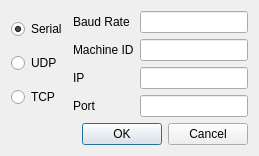
Before: the Qt Designer form dialcomm.ui in dkyabuki/ICT, drawn with Qt 5.
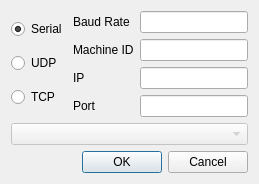
After: the same form once the commit is applied.

Patch:
```diff
--- a/dialcomm.ui
+++ b/dialcomm.ui
@@ -7,7 +7,7 @@
     <x>0</x>
     <y>0</y>
     <width>283</width>
-    <height>149</height>
+    <height>175</height>
    </rect>
   </property>
   <property name="windowTitle">
@@ -102,7 +102,7 @@
      </item>
     </layout>
    </item>
-   <item row="1" column="0">
+   <item row="2" column="0">
     <widget class="QDialogButtonBox" name="buttonBox">
      <property name="orientation">
       <enum>Qt::Horizontal</enum>
@@ -112,6 +112,19 @@
      </property>
     </widget>
    </item>
+   <item row="1" column="0">
+    <widget class="QComboBox" name="serialCombo">
+     <property name="enabled">
+      <bool>false</bool>
+     </property>
+     <property name="sizePolicy">
+      <sizepolicy hsizetype="Preferred" vsizetype="Preferred">
+       <horstretch>0</horstretch>
+       <verstretch>0</verstretch>
+      </sizepolicy>
+     </property>
+    </widget>
+   </item>
   </layout>
  </widget>
  <resources/>
```
